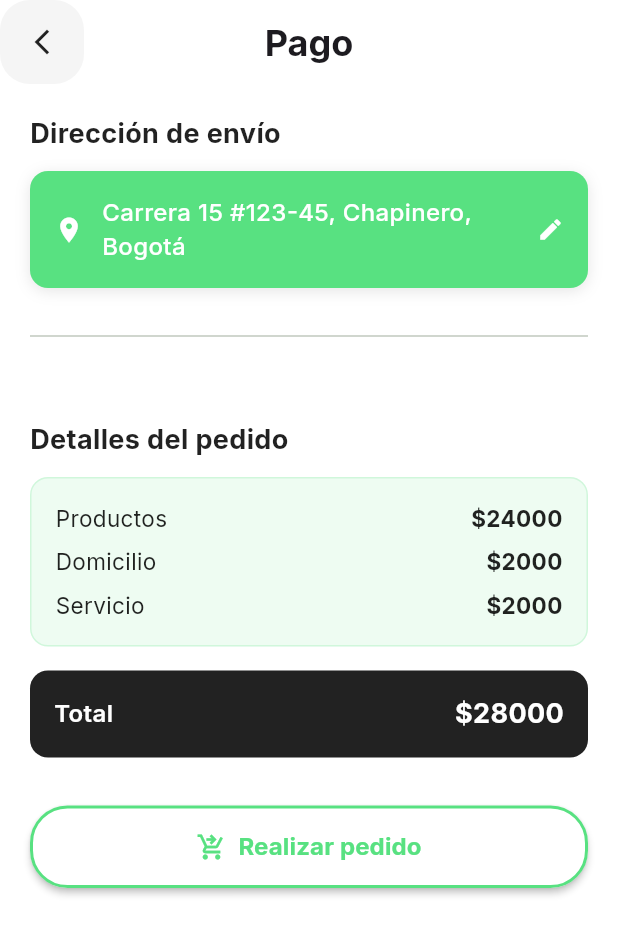
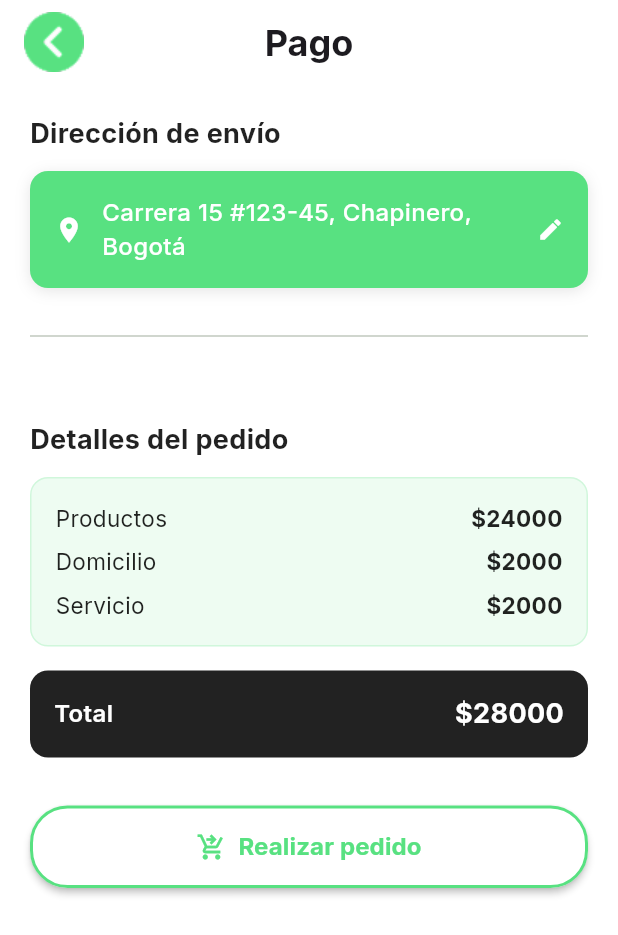
Before and after one commit to jaherrera2004/MiMercado-Frontend-Movil, a Flutter app: the CarritoScreen screen opened by its route, after a tap on "Continuar pago", on a phone screen of 412 x 824 dp. Shown: the top 935 px of the screen. Run offline on Flutter 3.47's test engine with Material 3 defaults, Android fonts, the phone set to English and light mode, and no system bars; our stand-ins replace google_fonts.

Commit message:
corrigiendo detalles

```diff
--- a/lib/pages/carrito/widgets/CarritoItem.dart
+++ b/lib/pages/carrito/widgets/CarritoItem.dart
@@ -52,7 +52,7 @@ class CarritoItem extends StatelessWidget {
           overflow: TextOverflow.ellipsis,
         ),
         trailing: SizedBox(
-          width: 120,
+          width: 160,
           child: Row(
             mainAxisSize: MainAxisSize.min,
             children: [
@@ -61,19 +61,89 @@ class CarritoItem extends StatelessWidget {
                 onPressed: onDelete,
                 tooltip: 'Eliminar',
               ),
-              GestureDetector(
-                onTap: onDecrement,
-                child: const Icon(Icons.remove_circle_outline, color: Colors.black),
+              // Botón decrementar con diseño mejorado
+              Container(
+                width: 32,
+                height: 32,
+                decoration: BoxDecoration(
+                  color: Colors.white,
+                  shape: BoxShape.circle,
+                  border: Border.all(
+                    color: Colors.grey.shade300,
+                    width: 1,
+                  ),
+                  boxShadow: [
+                    BoxShadow(
+                      color: Colors.black.withOpacity(0.1),
+                      blurRadius: 4,
+                      offset: const Offset(0, 2),
+                    ),
+                  ],
+                ),
+                child: Material(
+                  color: Colors.transparent,
+                  child: InkWell(
+                    onTap: onDecrement,
+                    borderRadius: BorderRadius.circular(16),
+                    child: const Icon(
+                      Icons.remove,
+                      size: 18,
+                      color: Colors.black87,
+                    ),
+                  ),
+                ),
               ),
-              const SizedBox(width: 4),
-              Text(
-                "${producto["cantidad"]}",
-                style: const TextStyle(fontWeight: FontWeight.bold),
+              const SizedBox(width: 12),
+
+              // Cantidad con mejor diseño
+              Container(
+                padding: const EdgeInsets.symmetric(horizontal: 8, vertical: 4),
+                decoration: BoxDecoration(
+                  color: Colors.white,
+                  borderRadius: BorderRadius.circular(8),
+                  border: Border.all(
+                    color: Colors.grey.shade300,
+                    width: 1,
+                  ),
+                ),
+                child: Text(
+                  "${producto["cantidad"]}",
+                  style: GoogleFonts.inter(
+                    fontWeight: FontWeight.bold,
+                    fontSize: 14,
+                    color: Colors.black87,
+                  ),
+                ),
               ),
-              const SizedBox(width: 4),
-              GestureDetector(
-                onTap: onIncrement,
-                child: const Icon(Icons.add_circle_outline, color: Colors.black),
+              const SizedBox(width: 12),
+
+              // Botón incrementar con diseño mejorado
+              Container(
+                width: 32,
+                height: 32,
+                decoration: BoxDecoration(
+                  color: Theme.of(context).primaryColor,
+                  shape: BoxShape.circle,
+                  boxShadow: [
+                    BoxShadow(
+                      color: Theme.of(context).primaryColor.withOpacity(0.3),
+                      blurRadius: 4,
+                      offset: const Offset(0, 2),
+                    ),
+                  ],
+                ),
+                child: Material(
+                  color: Colors.transparent,
+                  child: InkWell(
+                    onTap: onIncrement,
+                    borderRadius: BorderRadius.circular(16),
+                    child: const Icon(
+                      Icons.add,
+                      size: 18,
+                      color: Colors.white,
+                    ),
+                  ),
+                ),
               ),
             ],
           ),
--- a/lib/pages/pago/widgets/PagoAppBar.dart
+++ b/lib/pages/pago/widgets/PagoAppBar.dart
@@ -9,9 +9,13 @@ class PagoAppBar extends StatelessWidget implements PreferredSizeWidget {
     return AppBar(
       backgroundColor: Colors.white,
       elevation: 0,
-      leading: CustomBackButton(
-        onPressed: () => Navigator.of(context).pop(),
-      ),
+      leading: Padding(
+            padding: const EdgeInsets.only(left: 16.0, top: 8.0, bottom: 8.0),
+            child: CustomBackButton(
+              iconPath: 'lib/resources/go_back_icon.png',
+              size: 40,
+            ),
+          ),
       title: const PageTitle(title: "Pago"),
       centerTitle: true,
     );
```
Also changed, not shown: lib/pages/auth/widgets/RegisterForm.dart (+32 -18 lines), lib/pages/direcciones/widgets/DireccionItem.dart (+14 -8 lines).
